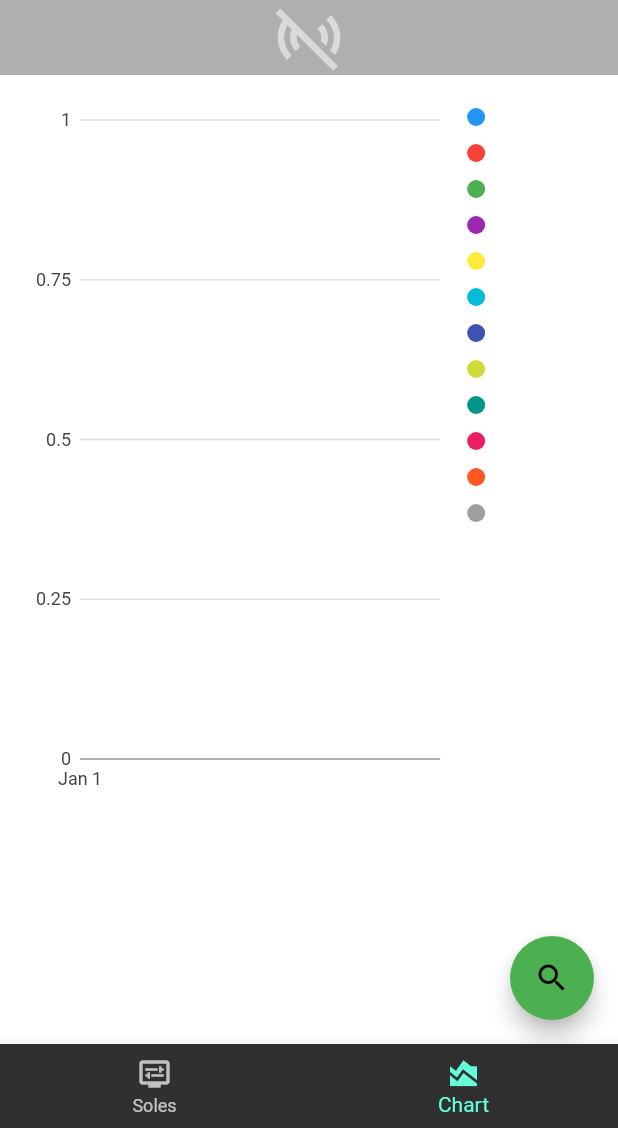
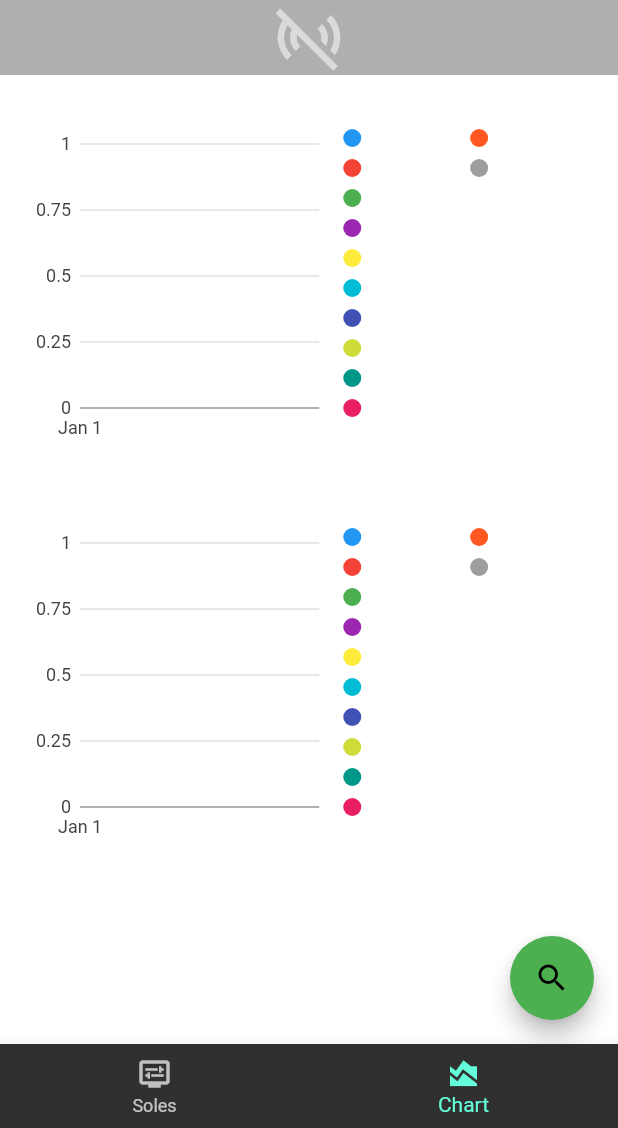
Before and after one commit to seihan/feetback_app, a Flutter app: the screen it shows after launch, item 2 of the bottom bar chosen, on a phone screen of 412 x 824 dp, the part 108-1236 px from its top. Run offline on Flutter 3.47's test engine with Material 2 defaults, Android fonts, the phone set to English and light mode, and no system bars; our stand-ins replace charts_flutter, flutter_blue_plus, flutter_svg, permission_handler, rxdart.

Commit message:
added second sole line chart - fixed state model - changed stream to display stream

```diff
--- a/lib/models/sensor_state_model.dart
+++ b/lib/models/sensor_state_model.dart
@@ -18,9 +18,13 @@ class SensorStateModel {
       StreamController<SensorValues>.broadcast();
 
   SensorValues _leftValues = SensorValues(
-      time: DateTime(1900), values: List.generate(12, (index) => 0));
+    time: DateTime(1900),
+    values: List.generate(12, (index) => 0),
+  );
   SensorValues _rightValues = SensorValues(
-      time: DateTime(1900), values: List.generate(12, (index) => 0));
+    time: DateTime(1900),
+    values: List.generate(12, (index) => 0),
+  );
 
   Stream<SensorValues> get leftValuesStream => _leftValuesStream.stream;
   Stream<SensorValues> get leftDisplayStream => leftValuesStream
@@ -101,6 +105,7 @@ class SensorStateModel {
     int start = uInt8List.first;
     int crc = 0;
 
+    final DateTime now = DateTime.now();
     switch (start) {
       case 0x02:
         {
@@ -108,15 +113,13 @@ class SensorStateModel {
           final List<int> intValues = _combineUInt8Values(
             uInt8List.sublist(2),
           );
-          SensorValues sensorValues =
-              SensorValues(time: DateTime(1900), values: []);
-          final DateTime now = DateTime.now();
           debugPrint('values length = ${intValues.length}');
           if (intValues.length > 12) {
             crc = intValues.last;
             intValues.removeLast();
           }
-          sensorValues = SensorValues(time: now, values: intValues);
+          final SensorValues sensorValues =
+              SensorValues(time: now, values: intValues);
           _rightValues = sensorValues;
           break;
         }
@@ -124,7 +127,7 @@ class SensorStateModel {
         {
           debugPrint('got remaining right values');
           final List<int> intValues = _combineUInt8Values(uInt8List);
-          final SensorValues sensorValues = _leftValues;
+          final SensorValues sensorValues = _rightValues;
           crc = intValues.last;
           intValues.removeLast();
           if (_rightValues.values.length != 12) {
--- a/lib/screens/visualization_screen.dart
+++ b/lib/screens/visualization_screen.dart
@@ -1,9 +1,8 @@
-import 'package:feet_back_app/widgets/sensor_chart.dart';
+import 'package:feet_back_app/widgets/charts_widget.dart';
 import 'package:feet_back_app/widgets/sensor_soles.dart';
 import 'package:flutter/material.dart';
 
 import '../../models/bluetooth_connection_model.dart';
-import '../models/sensor_state_model.dart';
 import '../widgets/connection_widgets.dart';
 
 class VisualizationScreen extends StatefulWidget {
@@ -18,12 +17,9 @@ class _VisualizationScreenState extends State<VisualizationScreen> {
   int _selectedIndex = 0;
   @override
   Widget build(BuildContext context) {
-    final SensorStateModel stateModel = SensorStateModel();
     List<Widget> tabPages = [
       SensorSoles(bluetoothConnectionModel: widget.model),
-      SensorChart(
-        stream: stateModel.leftDisplayStream,
-      ),
+      const ChartsWidget(),
     ];
     return Scaffold(
       backgroundColor: Colors.transparent,
--- /dev/null
+++ b/lib/widgets/charts_widget.dart
@@ -0,0 +1,21 @@
+import 'package:feet_back_app/widgets/sensor_chart.dart';
+import 'package:flutter/material.dart';
+
+import '../models/sensor_state_model.dart';
+
+class ChartsWidget extends StatelessWidget {
+  const ChartsWidget({super.key});
+
+  @override
+  Widget build(BuildContext context) {
+    final SensorStateModel stateModel = SensorStateModel();
+    return Column(
+      children: [
+        const Text('Left Sensor'),
+        SensorChart(stream: stateModel.leftDisplayStream),
+        const Text('Right Sensor'),
+        SensorChart(stream: stateModel.rightDisplayStream),
+      ],
+    );
+  }
+}
--- a/lib/widgets/sensor_chart.dart
+++ b/lib/widgets/sensor_chart.dart
@@ -40,7 +40,7 @@ class SensorChart extends StatelessWidget {
             seconds: 1)); // Set the minimum time to 10 seconds ago
 
         return Container(
-          height: 500,
+          height: 250,
           padding: const EdgeInsets.all(16.0),
           child: charts.TimeSeriesChart(
             _createChartData(chartData),
@@ -72,7 +72,7 @@ class SensorChart extends StatelessWidget {
               charts.SeriesLegend(
                 position: charts.BehaviorPosition.end,
                 horizontalFirst: false,
-                cellPadding: const EdgeInsets.all(4.0),
+                cellPadding: const EdgeInsets.all(2.0),
                 showMeasures: true,
                 measureFormatter: (num? value) {
                   return value != null ? value.toStringAsFixed(2) : '-';
```
